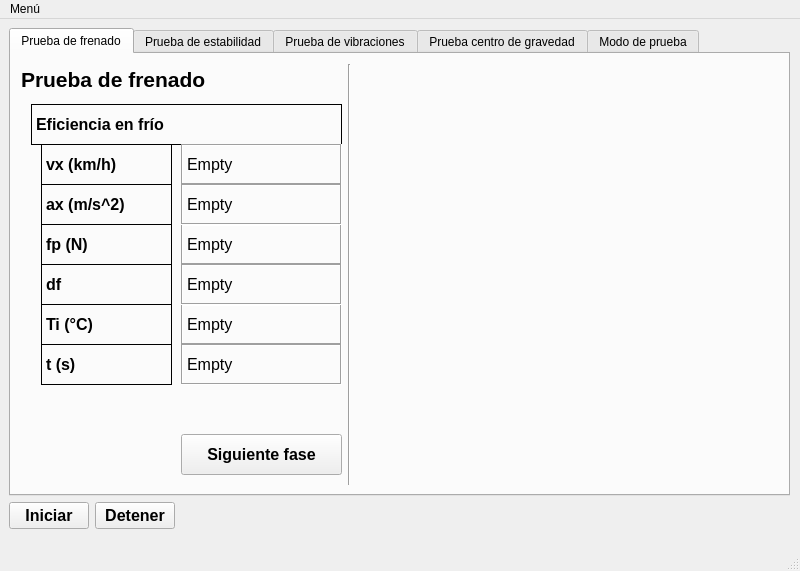
Old version of the form interfaz_app.ui in the repository luisgl90/PVE-Python.
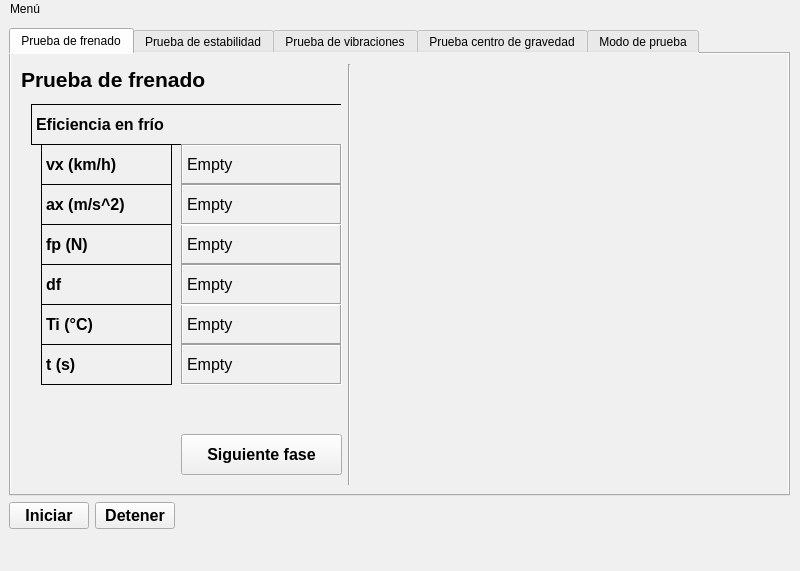
New version of the form. The open tabs and pages were chosen to show the change. Custom widgets are drawn as their Qt base class.

```diff
--- a/interfaz_app.ui
+++ b/interfaz_app.ui
@@ -25,6 +25,10 @@
   <property name="windowTitle">
    <string>Pruebas Vehículo Eléctrico</string>
   </property>
+  <property name="styleSheet">
+   <string notr="true">QWidget { 
+	background-color: #f0f0f0 }</string>
+  </property>
   <widget class="QWidget" name="centralwidget">
    <property name="minimumSize">
     <size>
```
Left out of the diff: 8 changed lines with no effect on the pictures.
